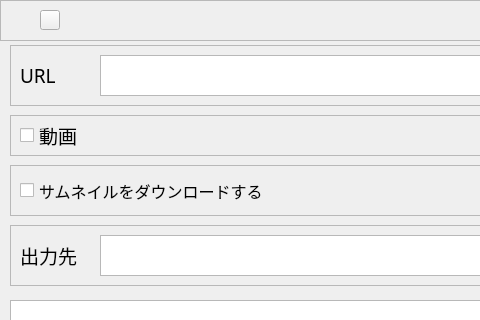
Above: src/widget.ui from YukiWorks432/YoutubeDownloader before the change; both pictures show x 0 to 480 and y 0 to 320 of the 1080 by 460 pixel window. Below: the same form after it.
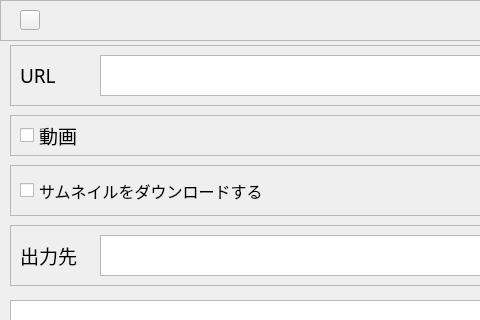
That is the form after the change. Custom widgets are drawn as their Qt base class.

```diff
--- a/src/widget.ui
+++ b/src/widget.ui
@@ -59,9 +59,6 @@
   <property name="layoutDirection">
    <enum>Qt::LeftToRight</enum>
   </property>
-  <property name="styleSheet">
-   <string notr="true"/>
-  </property>
   <widget class="QFrame" name="URLFrame">
    <property name="geometry">
     <rect>
@@ -691,7 +688,7 @@
    <widget class="QPushButton" name="diaButton">
     <property name="geometry">
      <rect>
-      <x>40</x>
+      <x>20</x>
       <y>10</y>
       <width>20</width>
       <height>20</height>
```
Left out of the diff: 5 changed lines with no effect on the pictures.
